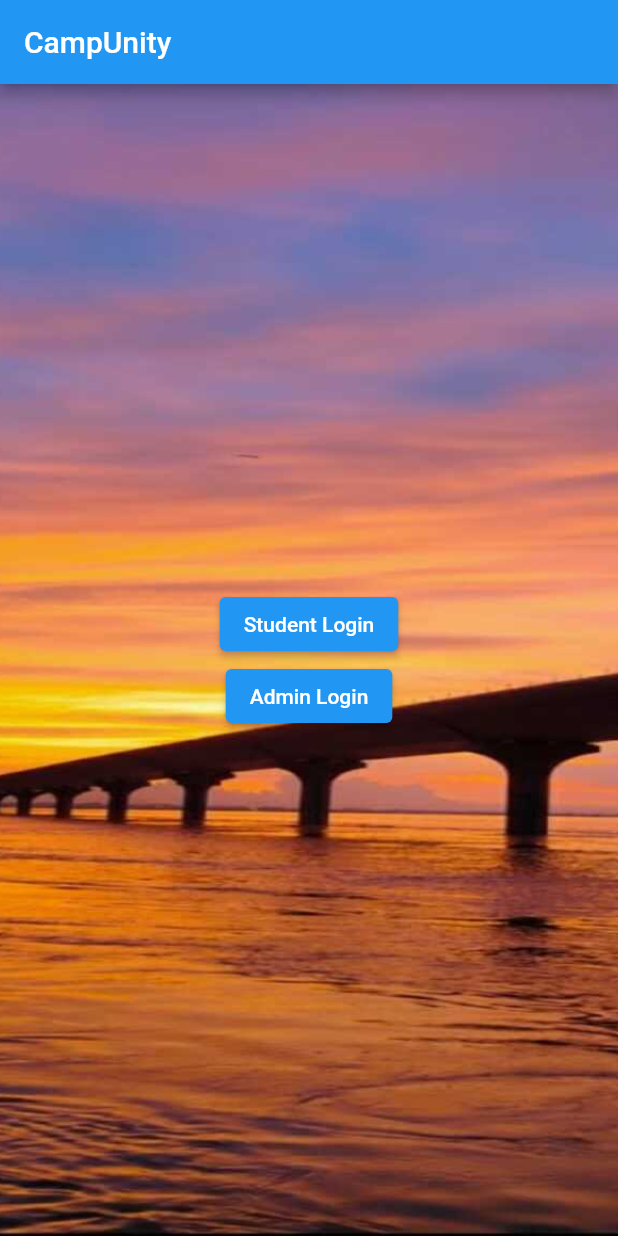
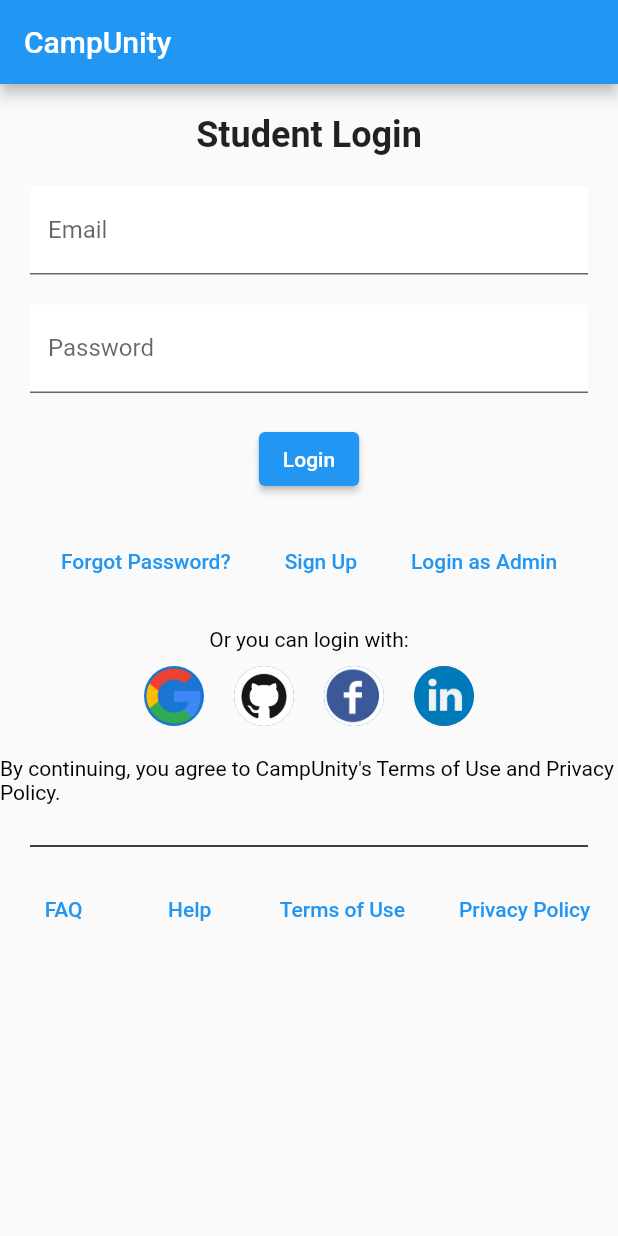
Before and after one commit to Viratkumar01/Login-Screen-page-is-added, a Flutter app: the screen it shows after launch, on a phone screen of 412 x 824 dp. Run offline on Flutter 3.47's test engine with Material 2 defaults, Android fonts, the phone set to English and light mode, and no system bars.

Commit message:
loginScreen page updated

```diff
--- a/lib/main.dart
+++ b/lib/main.dart
@@ -10,9 +10,8 @@ class MyApp extends StatelessWidget {
     return MaterialApp(
       title: 'CampUnity',
       debugShowCheckedModeBanner: false,
-      initialRoute: '/',
+      initialRoute: '/student',
       routes: {
-        '/': (context) => LoginScreen(),
         '/student': (context) => StudentLoginScreen(),
         '/admin': (context) => AdminLoginScreen(),
       },
@@ -20,44 +19,16 @@ class MyApp extends StatelessWidget {
   }
 }
 
+class LoginScreen extends StatelessWidget {
+  final String title;
+  final String role;
 
-class LoginScreen extends StatelessWidget {
-  @override
-  Widget build(BuildContext context) {
-    return Scaffold(
-      appBar: AppBar(title: const Text('CampUnity')),
-      body: Container(
-        decoration: const BoxDecoration(
-          image: DecorationImage(
-            image: AssetImage('assets/nitp.jpeg'),
-            fit: BoxFit.cover,
-          ),
-        ),
-        child: Center(
-          child: Column(
-            mainAxisAlignment: MainAxisAlignment.center,
-            children: <Widget>[
-              ElevatedButton(
-                onPressed: () {
-                  Navigator.pushNamed(context, '/student');
-                },
-                child: const Text('Student Login'),
-              ),
-              ElevatedButton(
-                onPressed: () {
-                  Navigator.pushNamed(context, '/admin');
-                },
-                child: const Text('Admin Login'),
-              ),
-            ],
-          ),
-        ),
-      ),
-    );
-  }
-}
+  const LoginScreen({
+    Key? key,
+    required this.title,
+    required this.role,
+  }) : super(key: key);
 
-class StudentLoginScreen extends StatelessWidget {
   @override
   Widget build(BuildContext context) {
     return Scaffold(
@@ -65,18 +36,15 @@ class StudentLoginScreen extends StatelessWidget {
       body: Stack(
         fit: StackFit.expand,
         children: [
-          Image.asset(
-            'assets/nitp.jpeg',
-            fit: BoxFit.cover,
-          ),
           SingleChildScrollView(
             child: Center(
               child: Column(
                 mainAxisAlignment: MainAxisAlignment.center,
                 children: <Widget>[
-                  const Text(
-                    'Student Login',
-                    style: TextStyle(
+                  const SizedBox(height: 20.0),
+                  Text(
+                    title,
+                    style: const TextStyle(
                       fontSize: 24.0,
                       fontWeight: FontWeight.bold,
                     ),
@@ -105,7 +73,50 @@ class StudentLoginScreen extends StatelessWidget {
                     ),
                   ),
                   const SizedBox(height: 20.0),
-                  const Text('Or you can login with:'),
+                  ElevatedButton(
+                    onPressed: () {
+                      // Implement login logic here
+                    },
+                    child: const Text('Login'),
+                  ),
+                  const SizedBox(height: 20.0),
+                  Row(
+                    mainAxisAlignment: MainAxisAlignment.center,
+                    children: [
+                      TextButton(
+                        onPressed: () {
+                          // Implement forgot password logic here
+                        },
+                        child: const Text('Forgot Password?'),
+                      ),
+                      const SizedBox(width: 20.0),
+                      TextButton(
+                        onPressed: () {
+                          // Implement sign up logic here
+                        },
+                        child: const Text('Sign Up'),
+                      ),
+                      const SizedBox(width: 20.0),
+                      TextButton(
+                        onPressed: () {
+                          if (role == 'student') {
+                            Navigator.pushNamed(context, '/admin');
+                          } else {
+                            Navigator.pushNamed(context, '/student');
+                          }
+                        },
+                        child: Text(role == 'student' ? 'Login as Admin' : 'Login as Student'),
+                      ),
+                    ],
+                  ),
+                  const SizedBox(height: 20.0),
+                  const Text(
+                    'Or you can login with:',
+                    style: TextStyle(
+                      color: Colors.black,
+                    ),
+                  ),
+                  const SizedBox(height: 10.0),
                   const Row(
                     mainAxisAlignment: MainAxisAlignment.center,
                     children: [
@@ -131,29 +142,51 @@ class StudentLoginScreen extends StatelessWidget {
                     ],
                   ),
                   const SizedBox(height: 20.0),
+                  const Text(
+                    'By continuing, you agree to CampUnity\'s Terms of Use and Privacy Policy.',
+                    style: TextStyle(
+                      color: Colors.black,
+                    ),
+                  ),
+                  const SizedBox(height: 20.0),
+                  const Divider(
+                    color: Colors.black,
+                    thickness: 1.0,
+                    indent: 20.0,
+                    endIndent: 20.0,
+                  ),
+                  const SizedBox(height: 10.0),
                   Row(
                     mainAxisAlignment: MainAxisAlignment.center,
                     children: [
                       TextButton(
                         onPressed: () {
-                          // Implement forgot password logic here
+                          // Implement FAQ logic here
                         },
-                        child: const Text('Forgot Password?'),
+                        child: const Text('FAQ'),
                       ),
                       const SizedBox(width: 20.0),
                       TextButton(
                         onPressed: () {
-                          // Implement sign up logic here
+                          // Implement Help Centre logic here
                         },
-                        child: const Text('Sign Up'),
+                        child: const Text('Help'),
+                      ),
+                      const SizedBox(width: 20.0),
+                      TextButton(
+                        onPressed: () {
+                          // Implement Conditions of Use logic here
+                        },
+                        child: const Text('Terms of Use'),
+                      ),
+                      const SizedBox(width: 20.0),
+                      TextButton(
+                        onPressed: () {
+                          // Implement Privacy Policy logic here
+                        },
+                        child: const Text('Privacy Policy'),
                       ),
                     ],
-                  ),
-                  ElevatedButton(
-                    onPressed: () {
-                      // Implement login logic here
-                    },
-                    child: const Text('Login'),
                   ),
                 ],
               ),
@@ -165,110 +198,16 @@ class StudentLoginScreen extends StatelessWidget {
   }
 }
 
+class StudentLoginScreen extends StatelessWidget {
+  @override
+  Widget build(BuildContext context) {
+    return const LoginScreen(title: 'Student Login', role: 'student');
+  }
+}
+
 class AdminLoginScreen extends StatelessWidget {
   @override
   Widget build(BuildContext context) {
-    return Scaffold(
-      appBar: AppBar(title: const Text('CampUnity')),
-      body: Stack(
-        fit: StackFit.expand,
-        children: [
-          Image.asset(
-            'assets/nitp.jpeg',
-            fit: BoxFit.cover,
-          ),
-          SingleChildScrollView(
-            child: Center(
-              child: Column(
-                mainAxisAlignment: MainAxisAlignment.center,
-                children: <Widget>[
-                  const Text(
-                    'Admin Login',
-                    style: TextStyle(
-                      fontSize: 24.0,
-                      fontWeight: FontWeight.bold,
-                    ),
-                  ),
-                  const SizedBox(height: 20.0),
-                  Padding(
-                    padding: const EdgeInsets.symmetric(horizontal: 20.0),
-                    child: TextFormField(
-                      decoration: const InputDecoration(
-                        labelText: 'Email',
-                        filled: true,
-                        fillColor: Colors.white,
-                      ),
-                    ),
-                  ),
-                  const SizedBox(height: 20.0),
-                  Padding(
-                    padding: const EdgeInsets.symmetric(horizontal: 20.0),
-                    child: TextFormField(
-                      decoration: const InputDecoration(
-                        labelText: 'Password',
-                        filled: true,
-                        fillColor: Colors.white,
-                      ),
-                      obscureText: true,
-                    ),
-                  ),
-                  const SizedBox(height: 20.0),
-                  const Text('Or you can login with:'),
-                  const Row(
-                    mainAxisAlignment: MainAxisAlignment.center,
-                    children: [
-                      CircleAvatar(
-                        radius: 20.0,
-                        backgroundImage: AssetImage('assets/Google.png'),
-                      ),
-                      SizedBox(width: 20.0),
-                      CircleAvatar(
-                        radius: 20.0,
-                        backgroundImage: AssetImage('assets/GitHub.png'),
-                      ),
-                      SizedBox(width: 20.0),
-                      CircleAvatar(
-                        radius: 20.0,
-                        backgroundImage: AssetImage('assets/fb-logo.jpg'),
-                      ),
-                      SizedBox(width: 20.0),
-                      CircleAvatar(
-                        radius: 20.0,
-                        backgroundImage: AssetImage('assets/linkedin.png'),
-                      ),
-                    ],
-                  ),
-                  const SizedBox(height: 20.0),
-                  Row(
-                    mainAxisAlignment: MainAxisAlignment.center,
-                    children: [
-                      TextButton(
-                        onPressed: () {
-                          // Implement forgot password logic here
-                        },
-                        child: const Text('Forgot Password?'),
-                      ),
-                      const SizedBox(width: 20.0),
-                      TextButton(
-                        onPressed: () {
-                          // Implement sign up logic here
-                        },
-                        child: const Text('Sign Up'),
-                      ),
-                    ],
-                  ),
-                  ElevatedButton(
-                    onPressed: () {
-                      // Implement login logic here
-                    },
-                    child: const Text('Login'),
-                  ),
-                ],
-              ),
-            ),
-          ),
-        ],
-      ),
-    );
+    return const LoginScreen(title: 'Admin Login', role: 'admin');
   }
 }
```
Also changed, not shown: assets/image1.png (added), assets/image2.png (added), assets/image3.png (added), assets/login1.png (deleted), assets/login2.png (deleted), assets/login3.png (deleted), assets/nitp.jpeg (deleted).
